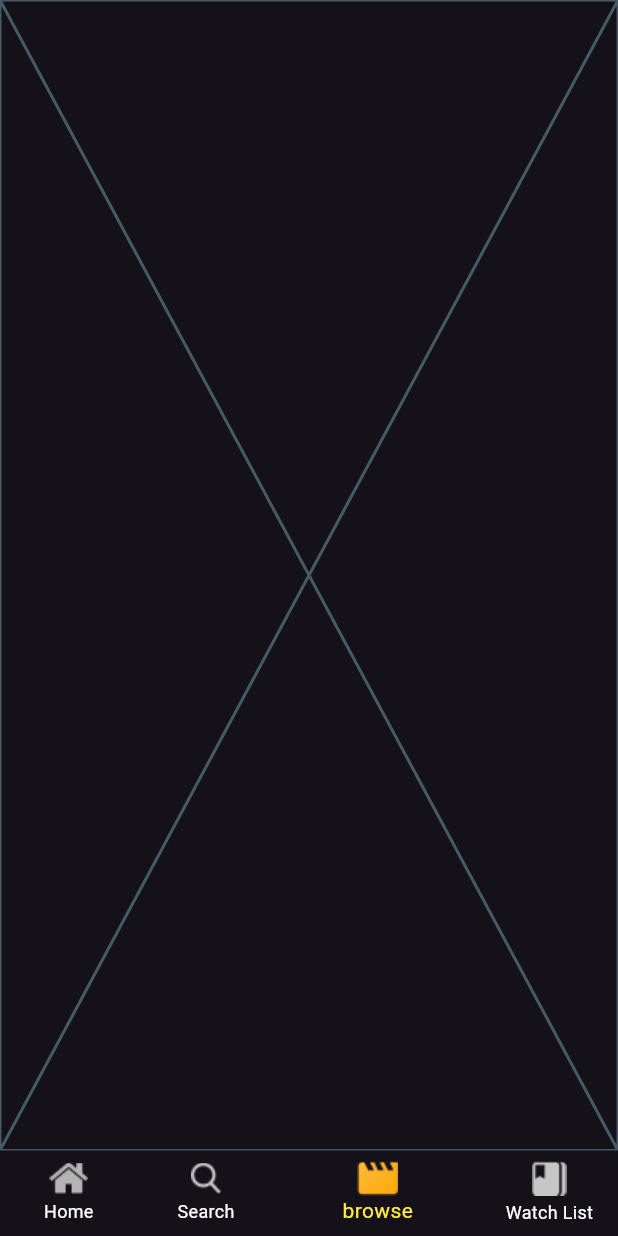
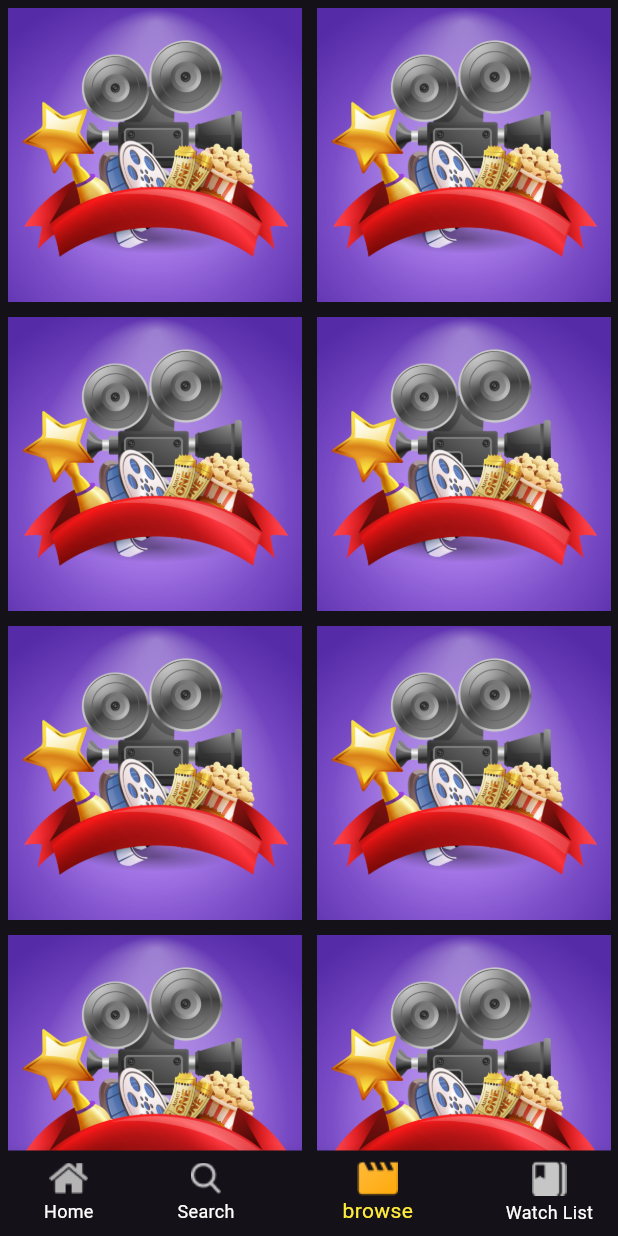
Before and after one commit to amrnooour/movie_app, a Flutter app: the screen it shows after launch, item 3 of the bottom bar chosen, on a phone screen of 412 x 824 dp. Run offline on Flutter 3.47's test engine with Material 3 defaults, Android fonts, the phone set to English and light mode, and no system bars; our stand-ins replace cloud_firestore, dartz, dio, firebase_core, flutter_bloc, go_router and 1 more; accounts and stored records are empty; network calls fail.

Commit message:
create browse tab

```diff
--- a/lib/core/utils/app_assets.dart
+++ b/lib/core/utils/app_assets.dart
@@ -15,6 +15,8 @@ abstract class AppAssets {
   static const star = "assets/star.png";
   static const noMovies = "assets/no_movies.png";
   static const checkbutton = "assets/checkmark.png";
+  static const browseImage = "assets/browse_image.jpg";
+
 
 
 
--- /dev/null
+++ b/lib/features/browse/presentation/views/widgets/browse_item.dart
@@ -0,0 +1,11 @@
+import 'package:flutter/material.dart';
+import 'package:movie_app/core/utils/app_assets.dart';
+
+class BrowseItem extends StatelessWidget {
+  const BrowseItem({super.key});
+
+  @override
+  Widget build(BuildContext context) {
+    return Image.asset(AppAssets.browseImage,height: 250,width: 250,fit: BoxFit.cover,);
+  }
+}
--- a/lib/features/browse/presentation/views/widgets/browse_view_body.dart
+++ b/lib/features/browse/presentation/views/widgets/browse_view_body.dart
@@ -1,10 +1,11 @@
 import 'package:flutter/material.dart';
+import 'package:movie_app/features/browse/presentation/views/widgets/list_browse.dart';
 
 class BrowseViewBody extends StatelessWidget {
   const BrowseViewBody({super.key});
 
   @override
   Widget build(BuildContext context) {
-    return const Placeholder();
+    return const ListBrowse();
   }
 }
--- /dev/null
+++ b/lib/features/browse/presentation/views/widgets/list_browse.dart
@@ -0,0 +1,25 @@
+import 'package:flutter/material.dart';
+import 'package:movie_app/features/browse/presentation/views/widgets/browse_item.dart';
+
+class ListBrowse extends StatelessWidget {
+  const ListBrowse({super.key});
+
+  @override
+  Widget build(BuildContext context) {
+    double height = MediaQuery.of(context).size.height;
+    double width = MediaQuery.of(context).size.width;
+    return SizedBox(
+      height: height,
+      width: width,
+      child: GridView.builder(
+        itemCount: 15,
+        gridDelegate:
+            const SliverGridDelegateWithFixedCrossAxisCount(crossAxisCount: 2),
+        itemBuilder: (context, index) => const Padding(
+          padding: EdgeInsets.symmetric(horizontal: 5,vertical: 5),
+          child: BrowseItem(),
+        ),
+      ),
+    );
+  }
+}
```
Also changed, not shown: assets/browse_image.jpg (added).
